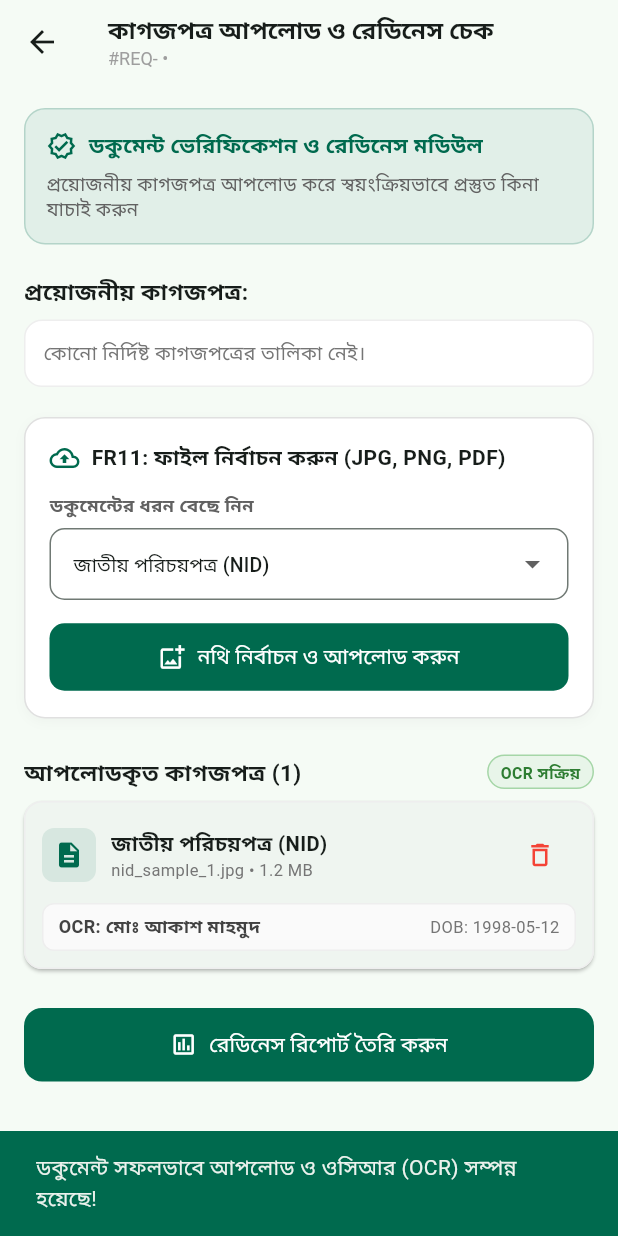
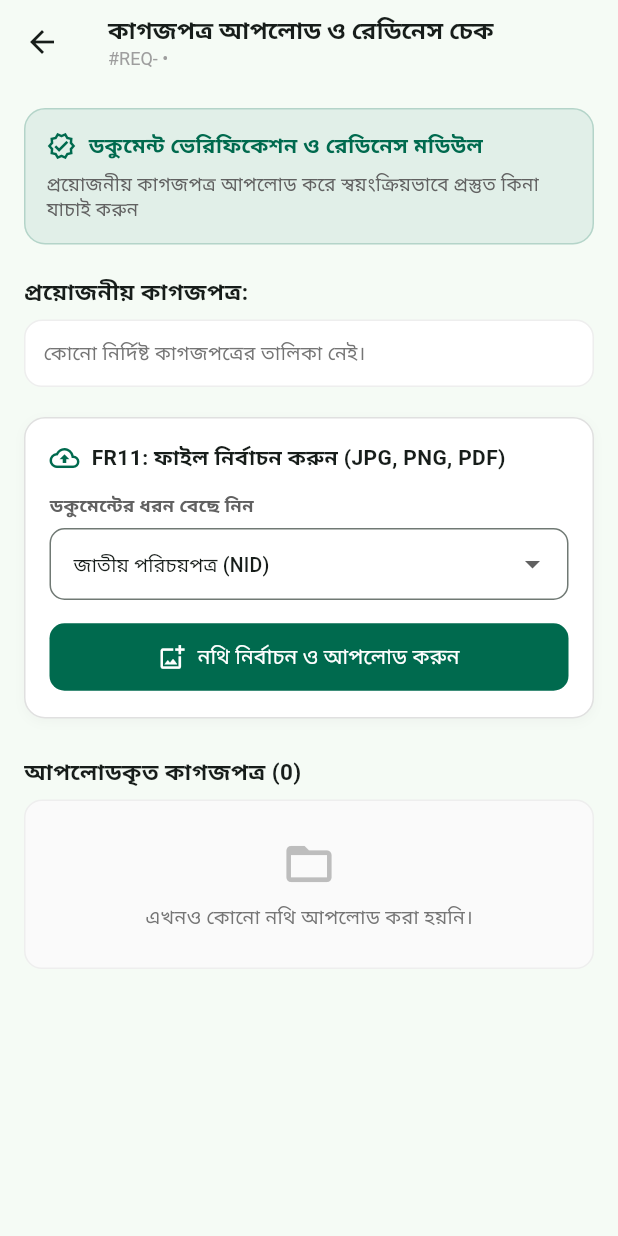
Before and after one commit to mahmudakash149/Sahajjo---Ai-Gov-Service, a Flutter app: the DocumentUploadScreen screen opened directly with empty values, after a tap on "নথি নির্বাচন ও আপলোড করুন", on a phone screen of 412 x 824 dp. Run offline on Flutter 3.47's test engine with Material 3 defaults, Android fonts, the phone set to English and light mode, and no system bars; our stand-ins replace file_picker, flutter_secure_storage; accounts and stored records are empty.

Commit message:
feat(ui): connect DocumentUploadScreen to S3 upload, OCR, and FR15 readiness report

```diff
--- a/frontend/lib/screens/document_upload_screen.dart
+++ b/frontend/lib/screens/document_upload_screen.dart
@@ -1,3 +1,4 @@
+import 'package:file_picker/file_picker.dart';
 import 'package:flutter/material.dart';
 import 'package:provider/provider.dart';
 import '../providers/auth_provider.dart';
@@ -27,7 +28,10 @@ class DocumentUploadScreen extends StatefulWidget {
 class _DocumentUploadScreenState extends State<DocumentUploadScreen> {
   String _selectedDocType = 'NID';
   final List<Map<String, dynamic>> _uploadedFiles = [];
-  bool _showReport = false;
+  Map<String, dynamic>? _readinessReport;
+  bool _loadingDocs = true;
+  bool _uploading = false;
+  bool _checkingReadiness = false;
 
   final List<Map<String, String>> _docTypes = [
     {'key': 'NID', 'bn': 'জাতীয় পরিচয়পত্র (NID)', 'en': 'National ID (NID)'},
@@ -38,57 +42,167 @@ class _DocumentUploadScreenState extends State<DocumentUploadScreen> {
     {'key': 'OTHER', 'bn': 'অন্যান্য নথি', 'en': 'Other Document'},
   ];
 
-  void _simulateUpload() {
+  @override
+  void initState() {
+    super.initState();
+    WidgetsBinding.instance.addPostFrameCallback((_) => _loadDocuments());
+  }
+
+  String _docTitle(String docType, bool isBn) {
+    final match = _docTypes.firstWhere(
+      (d) => d['key'] == docType,
+      orElse: () => _docTypes.last,
+    );
+    return isBn ? match['bn']! : match['en']!;
+  }
+
+  String _formatBytes(dynamic bytesVal) {
+    final bytes = int.tryParse(bytesVal?.toString() ?? '0') ?? 0;
+    if (bytes >= 1024 * 1024) {
+      return '${(bytes / (1024 * 1024)).toStringAsFixed(1)} MB';
+    }
+    if (bytes >= 1024) {
+      return '${(bytes / 1024).toStringAsFixed(0)} KB';
+    }
+    return '$bytes B';
+  }
+
+  String _inferMimeType(String fileName) {
+    final lower = fileName.toLowerCase();
+    if (lower.endsWith('.png')) return 'image/png';
+    if (lower.endsWith('.webp')) return 'image/webp';
+    if (lower.endsWith('.pdf')) return 'application/pdf';
+    return 'image/jpeg';
+  }
+
+  Future<void> _loadDocuments() async {
+    try {
+      final auth = context.read<AuthProvider>();
+      final docs = await auth.fetchRequestDocuments(widget.requestId);
+      if (!mounted) return;
+      setState(() {
+        _uploadedFiles
+          ..clear()
+          ..addAll(docs);
+        _loadingDocs = false;
+      });
+    } catch (_) {
+      if (!mounted) return;
+      setState(() => _loadingDocs = false);
+    }
+  }
+
+  Future<void> _pickAndUploadDocument() async {
     final auth = context.read<AuthProvider>();
     final isBn = auth.lang == 'bn';
 
-    final selectedObj = _docTypes.firstWhere(
-      (d) => d['key'] == _selectedDocType,
-      orElse: () => _docTypes[0],
+    final result = await FilePicker.platform.pickFiles(
+      type: FileType.custom,
+      allowedExtensions: ['jpg', 'jpeg', 'png', 'webp', 'pdf'],
+      withData: true,
     );
 
-    final title = isBn ? selectedObj['bn']! : selectedObj['en']!;
-
-    // Simulated OCR extraction data
-    String extractedName = isBn ? 'মোঃ আকাশ মাহমুদ' : 'Md. Akash Mahmud';
-    String extractedDate = '1998-05-12';
-
-    // If uploading educational cert, simulate a slight name mismatch to demonstrate FR14
-    if (_selectedDocType == 'EDUCATIONAL') {
-      extractedName = isBn ? 'আকাশ মাহমুদ' : 'Akash Mahmud'; // Missing "Md."
+    if (result == null || result.files.isEmpty) return;
+    final picked = result.files.first;
+    final bytes = picked.bytes;
+    if (bytes == null || bytes.isEmpty) {
+      if (!mounted) return;
+      ScaffoldMessenger.of(context).showSnackBar(
+        SnackBar(
+          content: Text(isBn ? 'ফাইল পড়া যায়নি।' : 'Could not read selected file.'),
+          backgroundColor: Colors.red,
+        ),
+      );
+      return;
     }
 
+    setState(() => _uploading = true);
+    try {
+      final res = await auth.uploadDocument(
+        requestId: widget.requestId,
+        docType: _selectedDocType,
+        fileName: picked.name,
+        bytes: bytes,
+        mimeType: _inferMimeType(picked.name),
+      );
+
+      final doc = Map<String, dynamic>.from(res['document'] ?? {});
+      if (!mounted) return;
       setState(() {
-      _uploadedFiles.add({
-        'type': _selectedDocType,
-        'title': title,
-        'fileName': '${_selectedDocType.toLowerCase()}_sample_${_uploadedFiles.length + 1}.jpg',
-        'fileSize': '1.2 MB',
-        'uploadedAt': 'Just now',
-        'ocrName': extractedName,
-        'ocrDate': extractedDate,
-      });
-      _showReport = false;
+        _uploadedFiles.add(doc);
+        _readinessReport = null;
+        _uploading = false;
       });
 
       ScaffoldMessenger.of(context).showSnackBar(
         SnackBar(
           content: Text(
             isBn
-              ? 'ডকুমেন্ট সফলভাবে আপলোড ও ওসিআর (OCR) সম্পন্ন হয়েছে!'
-              : 'Document uploaded and OCR extracted successfully!',
+                ? 'ডকুমেন্ট S3 স্টোরেজে আপলোড ও OCR সম্পন্ন হয়েছে!'
+                : 'Document uploaded to S3 and OCR extracted successfully!',
           ),
           backgroundColor: const Color(0xFF006A4E),
           duration: const Duration(seconds: 2),
         ),
       );
+    } catch (e) {
+      if (!mounted) return;
+      setState(() => _uploading = false);
+      ScaffoldMessenger.of(context).showSnackBar(
+        SnackBar(
+          content: Text(
+            isBn ? 'আপলোড ব্যর্থ হয়েছে: $e' : 'Upload failed: $e',
+          ),
+          backgroundColor: Colors.red,
+        ),
+      );
+    }
   }
 
-  void _removeDoc(int index) {
+  Future<void> _removeDoc(int index) async {
+    final auth = context.read<AuthProvider>();
+    final doc = _uploadedFiles[index];
+    final docId = doc['id'];
+
     setState(() {
       _uploadedFiles.removeAt(index);
-      _showReport = false;
+      _readinessReport = null;
     });
+
+    if (docId != null) {
+      try {
+        await auth.deleteDocument(docId);
+      } catch (_) {
+        // Ignore delete error if already removed
+      }
+    }
+  }
+
+  Future<void> _checkReadiness() async {
+    final auth = context.read<AuthProvider>();
+    final isBn = auth.lang == 'bn';
+    setState(() => _checkingReadiness = true);
+
+    try {
+      final report = await auth.generateReadinessReport(
+        requestId: widget.requestId,
+        requiredDocuments: widget.requiredDocuments,
+      );
+      if (!mounted) return;
+      setState(() {
+        _readinessReport = report;
+        _checkingReadiness = false;
+      });
+    } catch (e) {
+      if (!mounted) return;
+      setState(() => _checkingReadiness = false);
+      ScaffoldMessenger.of(context).showSnackBar(
+        SnackBar(
+          content: Text(isBn ? 'রিপোর্ট তৈরি ব্যর্থ: $e' : 'Failed to generate report: $e'),
+          backgroundColor: Colors.red,
+        ),
+      );
+    }
   }
 
   @override
@@ -234,7 +348,9 @@ class _DocumentUploadScreenState extends State<DocumentUploadScreen> {
                       ),
                     );
                   }).toList(),
-                  onChanged: (val) {
+                  onChanged: _uploading
+                      ? null
+                      : (val) {
                           if (val != null) setState(() => _selectedDocType = val);
                         },
                 ),
@@ -247,9 +363,19 @@ class _DocumentUploadScreenState extends State<DocumentUploadScreen> {
                       padding: const EdgeInsets.symmetric(vertical: 12),
                       shape: RoundedRectangleBorder(borderRadius: BorderRadius.circular(10)),
                     ),
-                    onPressed: _simulateUpload,
-                    icon: const Icon(Icons.add_photo_alternate_outlined, size: 18),
-                    label: Text(isBn ? 'নথি নির্বাচন ও আপলোড করুন' : 'Select & Upload Document'),
+                    onPressed: _uploading ? null : _pickAndUploadDocument,
+                    icon: _uploading
+                        ? const SizedBox(
+                            width: 18,
+                            height: 18,
+                            child: CircularProgressIndicator(strokeWidth: 2, color: Colors.white),
+                          )
+                        : const Icon(Icons.add_photo_alternate_outlined, size: 18),
+                    label: Text(
+                      _uploading
+                          ? (isBn ? 'আপলোড ও OCR চলছে...' : 'Uploading & Running OCR...')
+                          : (isBn ? 'নথি নির্বাচন ও আপলোড করুন' : 'Select & Upload Document'),
+                    ),
                   ),
                 ),
               ],
@@ -275,7 +401,7 @@ class _DocumentUploadScreenState extends State<DocumentUploadScreen> {
                     border: Border.all(color: Colors.green.shade200),
                   ),
                   child: Text(
-                    isBn ? 'OCR সক্রিয়' : 'OCR Active',
+                    isBn ? 'S3 + OCR সক্রিয়' : 'S3 + OCR Active',
                     style: TextStyle(fontSize: 10.5, color: Colors.green.shade800, fontWeight: FontWeight.bold),
                   ),
                 ),
@@ -283,7 +409,12 @@ class _DocumentUploadScreenState extends State<DocumentUploadScreen> {
           ),
           const SizedBox(height: 8),
 
-          if (_uploadedFiles.isEmpty)
+          if (_loadingDocs)
+            const Padding(
+              padding: EdgeInsets.all(24),
+              child: Center(child: CircularProgressIndicator()),
+            )
+          else if (_uploadedFiles.isEmpty)
             Container(
               padding: const EdgeInsets.all(24),
               decoration: BoxDecoration(
@@ -308,6 +439,13 @@ class _DocumentUploadScreenState extends State<DocumentUploadScreen> {
             ..._uploadedFiles.asMap().entries.map((entry) {
               final idx = entry.key;
               final file = entry.value;
+              final docType = (file['docType'] ?? 'OTHER').toString();
+              final ocr = file['ocrData'] is Map
+                  ? Map<String, dynamic>.from(file['ocrData'] as Map)
+                  : <String, dynamic>{};
+              final ocrName = ocr['fullName']?.toString() ?? (isBn ? 'সনাক্ত করা যায়নি' : 'Not detected');
+              final ocrDob = ocr['dateOfBirth']?.toString() ?? 'N/A';
+              final ocrEngine = ocr['ocrEngine']?.toString() ?? 'ocr';
 
               return Card(
                 margin: const EdgeInsets.only(bottom: 10),
@@ -323,7 +461,8 @@ class _DocumentUploadScreenState extends State<DocumentUploadScreen> {
                       Row(
                         mainAxisAlignment: MainAxisAlignment.spaceBetween,
                         children: [
-                          Row(
+                          Expanded(
+                            child: Row(
                               children: [
                                 Container(
                                   padding: const EdgeInsets.all(8),
@@ -334,20 +473,25 @@ class _DocumentUploadScreenState extends State<DocumentUploadScreen> {
                                   child: const Icon(Icons.description, color: Color(0xFF006A4E), size: 20),
                                 ),
                                 const SizedBox(width: 10),
-                              Column(
+                                Expanded(
+                                  child: Column(
                                     crossAxisAlignment: CrossAxisAlignment.start,
                                     children: [
                                       Text(
-                                    file['title'],
+                                        _docTitle(docType, isBn),
                                         style: const TextStyle(fontWeight: FontWeight.bold, fontSize: 13.5),
+                                        overflow: TextOverflow.ellipsis,
                                       ),
                                       Text(
-                                    '${file['fileName']} • ${file['fileSize']}',
+                                        '${file['fileName'] ?? ''} • ${_formatBytes(file['fileSize'])}',
                                         style: TextStyle(fontSize: 11, color: Colors.grey.shade600),
+                                        overflow: TextOverflow.ellipsis,
                                       ),
                                     ],
                                   ),
+                                ),
                               ],
+                            ),
                           ),
                           IconButton(
                             icon: const Icon(Icons.delete_outline, color: Colors.red, size: 20),
@@ -368,12 +512,16 @@ class _DocumentUploadScreenState extends State<DocumentUploadScreen> {
                         child: Row(
                           mainAxisAlignment: MainAxisAlignment.spaceBetween,
                           children: [
+                            Expanded(
+                              child: Text(
+                                'OCR ($ocrEngine): $ocrName',
+                                style: TextStyle(fontSize: 12, color: Colors.grey.shade800, fontWeight: FontWeight.w600),
+                                overflow: TextOverflow.ellipsis,
+                              ),
+                            ),
+                            const SizedBox(width: 8),
                             Text(
-                              'OCR: ${file['ocrName']}',
-                              style: TextStyle(fontSize: 12, color: Colors.grey.shade800, fontWeight: FontWeight.w600),
-                            ),
-                            Text(
-                              'DOB: ${file['ocrDate']}',
+                              'DOB: $ocrDob',
                               style: TextStyle(fontSize: 11, color: Colors.grey.shade600),
                             ),
                           ],
@@ -397,16 +545,22 @@ class _DocumentUploadScreenState extends State<DocumentUploadScreen> {
                   padding: const EdgeInsets.symmetric(vertical: 14),
                   shape: RoundedRectangleBorder(borderRadius: BorderRadius.circular(12)),
                 ),
-                onPressed: () => setState(() => _showReport = !_showReport),
-                icon: const Icon(Icons.assessment_outlined, size: 18),
+                onPressed: _checkingReadiness ? null : _checkReadiness,
+                icon: _checkingReadiness
+                    ? const SizedBox(
+                        width: 18,
+                        height: 18,
+                        child: CircularProgressIndicator(strokeWidth: 2, color: Colors.white),
+                      )
+                    : const Icon(Icons.assessment_outlined, size: 18),
                 label: Text(s.checkReadinessBtn),
               ),
             ),
 
           // FR13, FR14, FR15: Readiness Report View
-          if (_showReport && _uploadedFiles.isNotEmpty) ...[
+          if (_readinessReport != null && _uploadedFiles.isNotEmpty) ...[
             const SizedBox(height: 20),
-            _buildReadinessReportCard(isBn),
+            _buildReadinessReportCard(isBn, _readinessReport!),
           ],
 
           const SizedBox(height: 30),
@@ -415,12 +569,13 @@ class _DocumentUploadScreenState extends State<DocumentUploadScreen> {
     );
   }
 
-  Widget _buildReadinessReportCard(bool isBn) {
+  Widget _buildReadinessReportCard(bool isBn, Map<String, dynamic> report) {
     final s = context.read<AuthProvider>().s;
-    final hasMismatch = _uploadedFiles.any((f) => f['type'] == 'EDUCATIONAL');
-    final totalExpected = widget.requiredDocuments.isNotEmpty ? widget.requiredDocuments.length : 3;
-    final totalUploaded = _uploadedFiles.length;
-    final isReady = totalUploaded >= 2 && !hasMismatch;
+    final isReady = report['isReady'] == true;
+    final missing = (report['missingDocuments'] as List? ?? []).map((e) => e.toString()).toList();
+    final mismatches = (report['mismatches'] as List? ?? [])
+        .map((e) => Map<String, dynamic>.from(e as Map))
+        .toList();
 
     return Container(
       padding: const EdgeInsets.all(16),
@@ -468,17 +623,20 @@ class _DocumentUploadScreenState extends State<DocumentUploadScreen> {
             style: const TextStyle(fontWeight: FontWeight.bold, fontSize: 13),
           ),
           const SizedBox(height: 4),
-          if (totalUploaded >= totalExpected)
+          if (missing.isEmpty)
             Text(
               isBn ? '✓ প্রয়োজনীয় সকল নথি আপলোড করা হয়েছে।' : '✓ All expected documents uploaded.',
               style: TextStyle(fontSize: 12.5, color: Colors.green.shade800),
             )
           else
-            Text(
-              isBn
-                  ? '⚠️ এখনও ${(totalExpected - totalUploaded).clamp(1, 10)} টি আবশ্যক নথি অনুপস্থিত রয়েছে।'
-                  : '⚠️ Still missing ${(totalExpected - totalUploaded).clamp(1, 10)} required document(s).',
+            ...missing.map(
+              (m) => Padding(
+                padding: const EdgeInsets.only(bottom: 4),
+                child: Text(
+                  '⚠️ $m',
                   style: TextStyle(fontSize: 12.5, color: Colors.amber.shade900),
+                ),
+              ),
             ),
 
           const SizedBox(height: 12),
@@ -489,8 +647,10 @@ class _DocumentUploadScreenState extends State<DocumentUploadScreen> {
             style: const TextStyle(fontWeight: FontWeight.bold, fontSize: 13),
           ),
           const SizedBox(height: 4),
-          if (hasMismatch)
-            Container(
+          if (mismatches.isNotEmpty)
+            ...mismatches.map(
+              (mm) => Container(
+                margin: const EdgeInsets.only(bottom: 6),
                 padding: const EdgeInsets.all(8),
                 decoration: BoxDecoration(
                   color: Colors.red.shade50,
@@ -498,10 +658,9 @@ class _DocumentUploadScreenState extends State<DocumentUploadScreen> {
                   border: Border.all(color: Colors.red.shade200),
                 ),
                 child: Text(
-                isBn
-                    ? '⚠️ সতর্কবার্তা: শিক্ষাগত সনদের নামের সাথে ("Akash Mahmud") জাতীয় পরিচয়পত্রের নামের বানান ("Md. Akash Mahmud") হুবহু মিল নেই। যাচাই করুন।'
-                    : '⚠️ Warning: Name spelling on Educational Certificate ("Akash Mahmud") does not strictly match NID ("Md. Akash Mahmud"). Please review.',
+                  '⚠️ ${isBn ? (mm['messageBn'] ?? mm['messageEn']) : (mm['messageEn'] ?? mm['messageBn'])}',
                   style: TextStyle(fontSize: 12, color: Colors.red.shade900, height: 1.3),
+                ),
               ),
             )
           else
```
Lines whose indentation alone changed are shown as unchanged.
